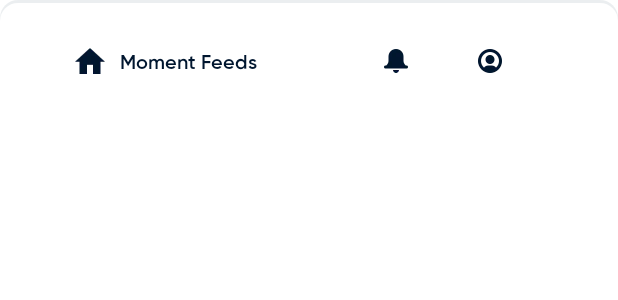
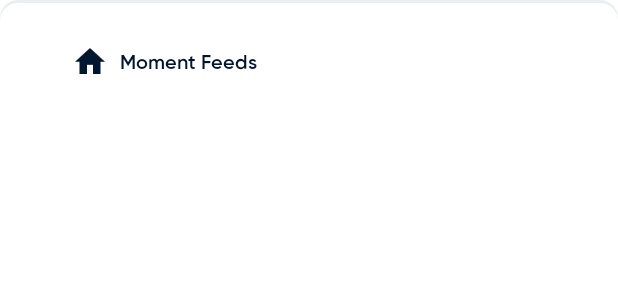
Before and after one commit to doananhtuan22111996/android_architecture, an Android app: the layout layout_bottom_navigation.xml on its own in the app's theme, with its tools: preview values and no code run, on a phone screen of 412 x 824 dp. Shown: the top 300 px of the screen. Run offline under Robolectric (Android 15) with nearby library versions, the phone set to English and light mode, and no system bars.

```diff
--- a/app/src/main/java/vn/geekup/app/di/usecase/UseCaseModule.kt
+++ b/app/src/main/java/vn/geekup/app/di/usecase/UseCaseModule.kt
@@ -7,7 +7,6 @@ import dagger.hilt.components.SingletonComponent
 import vn.geekup.app.data.di.qualifier.source.Source
 import vn.geekup.app.domain.repository.AuthRepository
 import vn.geekup.app.domain.repository.MomentRepository
-import vn.geekup.app.domain.repository.UserRepository
 import vn.geekup.app.domain.usecase.*
 import javax.inject.Singleton
 
--- a/app/src/main/res/layout/layout_bottom_navigation.xml
+++ b/app/src/main/res/layout/layout_bottom_navigation.xml
@@ -52,40 +52,6 @@
 
             </androidx.appcompat.widget.LinearLayoutCompat>
 
-            <androidx.appcompat.widget.AppCompatImageView
-                android:id="@+id/ivDummy"
-                android:layout_width="wrap_content"
-                android:layout_height="wrap_content"
-                android:padding="@dimen/padding_10"
-                app:layout_constraintBottom_toBottomOf="parent"
-                app:layout_constraintEnd_toStartOf="@id/ivNotification"
-                app:layout_constraintStart_toEndOf="@id/lnHome"
-                app:layout_constraintTop_toTopOf="parent" />
-
-            <androidx.appcompat.widget.AppCompatImageView
-                android:id="@+id/ivNotification"
-                android:layout_width="wrap_content"
-                android:layout_height="wrap_content"
-                android:onClick="@{(v) -> fragment.onClickBottomNavigation(v)}"
-                android:padding="@dimen/padding_10"
-                app:layout_constraintBottom_toBottomOf="parent"
-                app:layout_constraintEnd_toStartOf="@id/ivProfile"
-                app:layout_constraintStart_toEndOf="@id/ivDummy"
-                app:layout_constraintTop_toTopOf="parent"
-                app:srcCompat="@drawable/ic_notification_nav_selector" />
-
-            <androidx.appcompat.widget.AppCompatImageView
-                android:id="@+id/ivProfile"
-                android:layout_width="wrap_content"
-                android:layout_height="wrap_content"
-                android:onClick="@{(v) -> fragment.onClickBottomNavigation(v)}"
-                android:padding="@dimen/padding_10"
-                app:layout_constraintBottom_toBottomOf="parent"
-                app:layout_constraintEnd_toEndOf="parent"
-                app:layout_constraintStart_toEndOf="@id/ivNotification"
-                app:layout_constraintTop_toTopOf="parent"
-                app:srcCompat="@drawable/ic_profile_nav_selector" />
-
         </androidx.constraintlayout.widget.ConstraintLayout>
 
     </FrameLayout>
--- a/data/src/main/java/vn/geekup/app/data/repository/auth/AuthDataSource.kt
+++ b/data/src/main/java/vn/geekup/app/data/repository/auth/AuthDataSource.kt
@@ -28,6 +28,10 @@ class AuthDataSource @Inject constructor(
         return local.getToken()
     }
 
+    override suspend fun saveToken(token: String): Flow<ResultModel<Unit>> {
+        return local.saveToken(token)
+    }
+
     override suspend fun loginOTable(otableBody: OTableRequestBody): Flow<ResultModel<OTableModel>> {
         return remote.loginOTable(otableBody)
     }
--- a/data/src/main/java/vn/geekup/app/data/repository/auth/AuthRemoteDataSource.kt
+++ b/data/src/main/java/vn/geekup/app/data/repository/auth/AuthRemoteDataSource.kt
@@ -23,6 +23,8 @@ class AuthRemoteDataSource @Inject constructor(private val authApiService: AuthA
         return authApiService.logout().andThen(Single.just(true))
     }
 
+    override suspend fun saveToken(token: String): Flow<ResultModel<Unit>> = emptyFlow();
+
     override suspend fun loginOTable(otableBody: OTableRequestBody): Flow<ResultModel<OTableModel>> {
         return flow {
             Timber.e("Thread Data Source: ${Thread.currentThread().name}")
--- a/domain/src/main/java/vn/geekup/app/domain/repository/AuthRepository.kt
+++ b/domain/src/main/java/vn/geekup/app/domain/repository/AuthRepository.kt
@@ -12,6 +12,8 @@ interface AuthRepository {
 
     fun getToken(): Single<String>
 
+    suspend fun saveToken(token : String) : Flow<ResultModel<Unit>>
+
     suspend fun loginOTable(otableBody: OTableRequestBody): Flow<ResultModel<OTableModel>>
 
 }
--- a/domain/src/main/java/vn/geekup/app/domain/repository/MomentRepository.kt
+++ b/domain/src/main/java/vn/geekup/app/domain/repository/MomentRepository.kt
@@ -1,12 +1,14 @@
 package vn.geekup.app.domain.repository
 
 import io.reactivex.rxjava3.core.Single
+import kotlinx.coroutines.flow.Flow
 import vn.geekup.app.domain.dto.MomentCommentRequestBody
 import vn.geekup.app.domain.dto.MomentFeedRequestBody
 import vn.geekup.app.domain.dto.MomentLikeRequestBody
 import vn.geekup.app.domain.dto.MomentPostCommentRequestBody
 import vn.geekup.app.domain.model.general.BaseModelListResponse
 import vn.geekup.app.domain.model.general.MetaDataModel
+import vn.geekup.app.domain.model.general.ResultModel
 import vn.geekup.app.domain.model.moment.MomentCommentModel
 import vn.geekup.app.domain.model.moment.MomentLikeModel
 import vn.geekup.app.domain.model.moment.MomentModel
@@ -14,4 +16,8 @@ import vn.geekup.app.domain.model.moment.MomentModel
 interface MomentRepository {
 
     fun getMomentFeeds(momentFeedRequestBody: MomentFeedRequestBody): Single<BaseModelListResponse<MomentModel>>
+
+    suspend fun getFlowMomentFeeds(momentFeedRequestBody: MomentFeedRequestBody): Flow<ResultModel<MomentModel>>
+
+    suspend fun getFlowMomentDetail(id: Int): Flow<ResultModel<MomentModel>>
 }
--- a/domain/src/main/java/vn/geekup/app/domain/usecase/AuthUseCase.kt
+++ b/domain/src/main/java/vn/geekup/app/domain/usecase/AuthUseCase.kt
@@ -10,6 +10,8 @@ import vn.geekup.app.domain.repository.AuthRepository
 interface AuthUseCase {
 
     fun logout(): Single<Boolean>
+
+    suspend fun saveToken(token : String) : Flow<ResultModel<Unit>>
 
     suspend fun loginOTable(otableBody: OTableRequestBody): Flow<ResultModel<OTableModel>>
 
@@ -25,4 +27,8 @@ class AuthUseCaseImplement(private var authRepository: AuthRepository) : AuthUse
         return authRepository.loginOTable(otableBody)
     }
 
+    override suspend fun saveToken(token: String): Flow<ResultModel<Unit>> {
+        return authRepository.saveToken(token)
+    }
+
 }
```
Also changed, not shown: app/src/main/java/vn/geekup/app/module/login/LoginViewModel.kt (+7 -0 lines), app/src/main/java/vn/geekup/app/module/main/MainFragment.kt (+2 -6 lines), app/src/main/java/vn/geekup/app/module/moment/MomentViewModel.kt (+64 -10 lines), app/src/main/java/vn/geekup/app/module/moment/feed/MomentFeedFragment.kt (+6 -6 lines), app/src/main/res/navigation/nav_main.xml (+0 -12 lines), data/src/main/java/vn/geekup/app/data/remote/auth/AliaApiService.kt (+13 -0 lines), data/src/main/java/vn/geekup/app/data/repository/auth/AuthLocalDataSource.kt (+8 -4 lines), data/src/main/java/vn/geekup/app/data/repository/moment/MomentDataSource.kt (+10 -0 lines), data/src/main/java/vn/geekup/app/data/repository/moment/MomentLocalDataSource.kt (+9 -0 lines), data/src/main/java/vn/geekup/app/data/repository/moment/MomentRemoteDataSource.kt (+57 -0 lines), domain/src/main/java/vn/geekup/app/domain/repository/UserRepository.kt (deleted, +0 -18 lines), domain/src/main/java/vn/geekup/app/domain/usecase/MomentUseCase.kt (+13 -6 lines).
